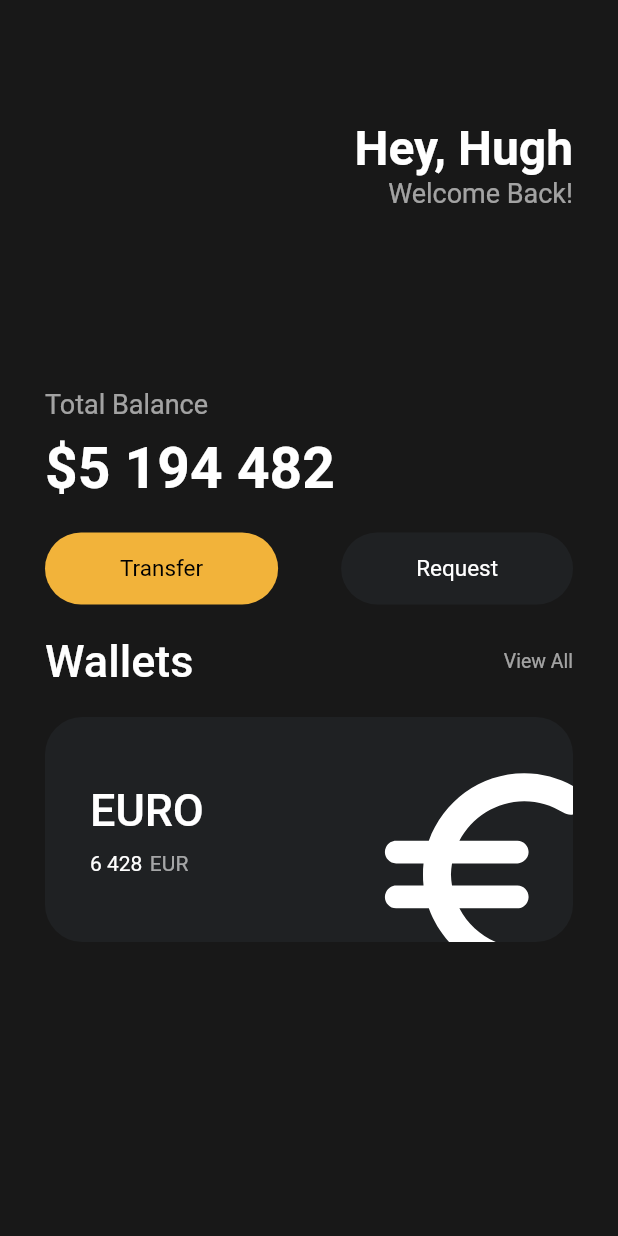
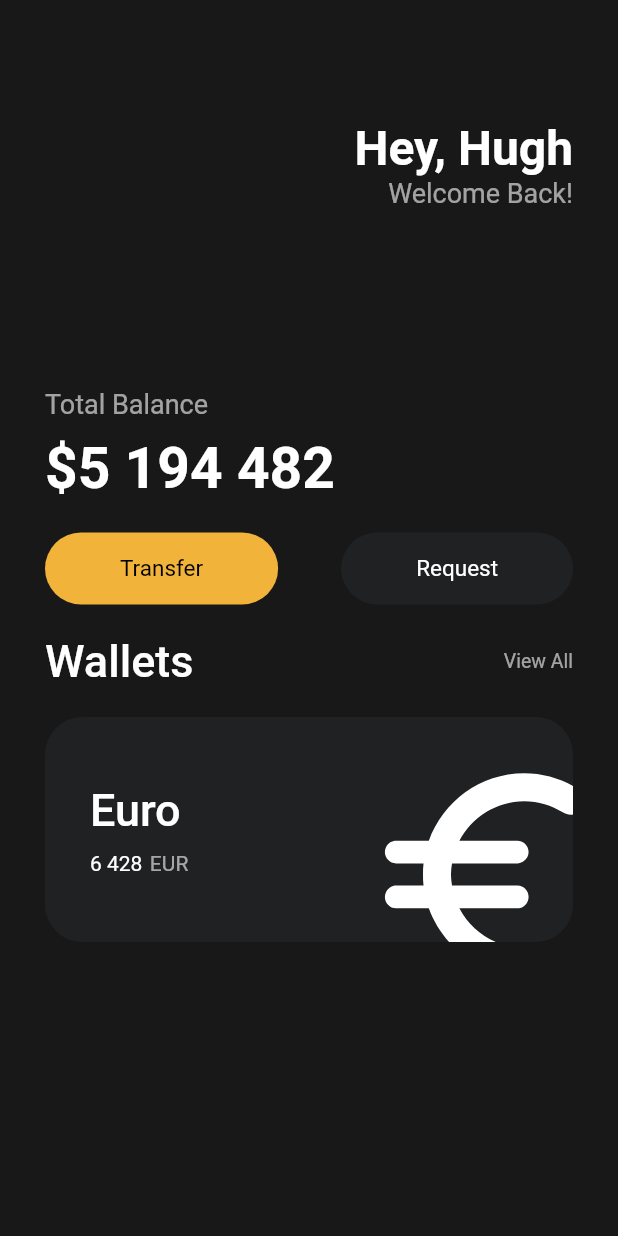
Before and after one commit to royalahn/flutter-starter, a Flutter app: the screen it shows after launch, on a phone screen of 412 x 824 dp. Run offline on Flutter 3.47's test engine with Material 2 defaults, Android fonts, the phone set to English and light mode, and no system bars.

Commit message:
Add CurrencyCard widget and use it

```diff
--- a/lib/main.dart
+++ b/lib/main.dart
@@ -1,5 +1,6 @@
 import 'package:flutter/material.dart';
 import 'package:flutter_starter/widgets/button.dart';
+import 'package:flutter_starter/widgets/currency_card.dart';
 
 void main() {
   runApp(App());
@@ -107,67 +108,12 @@ class App extends StatelessWidget {
               const SizedBox(
                 height: 20,
               ),
-              Container(
-                clipBehavior: Clip.hardEdge,
-                decoration: BoxDecoration(
-                  color: const Color(0xFF1F2123),
-                  borderRadius: BorderRadius.circular(25),
-                ),
-                child: Padding(
-                  padding: const EdgeInsets.all(30),
-                  child: Row(
-                    mainAxisAlignment: MainAxisAlignment.spaceBetween,
-                    children: [
-                      Column(
-                        crossAxisAlignment: CrossAxisAlignment.start,
-                        children: [
-                          const Text(
-                            'EURO',
-                            style: TextStyle(
-                              color: Colors.white,
-                              fontSize: 30,
-                              fontWeight: FontWeight.w500,
-                            ),
-                          ),
-                          const SizedBox(
-                            height: 10,
-                          ),
-                          Row(
-                            children: [
-                              const Text(
-                                '6 428',
-                                style: TextStyle(
-                                  color: Colors.white,
-                                ),
-                              ),
-                              const SizedBox(
-                                width: 5,
-                              ),
-                              Text(
-                                'EUR',
-                                style: TextStyle(
-                                  color: Colors.white.withOpacity(0.6),
-                                ),
-                              ),
-                            ],
-                          ),
-                        ],
-                      ),
-                      Transform.scale(
-                        scale: 2,
-                        child: Transform.translate(
-                          offset: const Offset(10, 15),
-                          child: const Icon(
-                            Icons.euro_rounded,
-                            color: Colors.white,
-                            size: 90,
-                          ),
-                        ),
-                      )
-                    ],
-                  ),
-                ),
-              ),
+              const CurrencyCard(
+                name: 'Euro',
+                amount: '6 428',
+                code: 'EUR',
+                icon: Icons.euro_rounded,
+              )
             ],
           )),
     ));
--- /dev/null
+++ b/lib/widgets/currency_card.dart
@@ -0,0 +1,79 @@
+import 'package:flutter/material.dart';
+
+class CurrencyCard extends StatelessWidget {
+  final String name, amount, code;
+  final IconData icon;
+
+  const CurrencyCard({
+    super.key,
+    required this.name,
+    required this.amount,
+    required this.code,
+    required this.icon,
+  });
+
+  @override
+  Widget build(BuildContext context) {
+    return Container(
+      clipBehavior: Clip.hardEdge,
+      decoration: BoxDecoration(
+        color: const Color(0xFF1F2123),
+        borderRadius: BorderRadius.circular(25),
+      ),
+      child: Padding(
+        padding: const EdgeInsets.all(30),
+        child: Row(
+          mainAxisAlignment: MainAxisAlignment.spaceBetween,
+          children: [
+            Column(
+              crossAxisAlignment: CrossAxisAlignment.start,
+              children: [
+                Text(
+                  name,
+                  style: const TextStyle(
+                    color: Colors.white,
+                    fontSize: 30,
+                    fontWeight: FontWeight.w500,
+                  ),
+                ),
+                const SizedBox(
+                  height: 10,
+                ),
+                Row(
+                  children: [
+                    Text(
+                      amount,
+                      style: const TextStyle(
+                        color: Colors.white,
+                      ),
+                    ),
+                    const SizedBox(
+                      width: 5,
+                    ),
+                    Text(
+                      code,
+                      style: TextStyle(
+                        color: Colors.white.withOpacity(0.6),
+                      ),
+                    ),
+                  ],
+                ),
+              ],
+            ),
+            Transform.scale(
+              scale: 2,
+              child: Transform.translate(
+                offset: const Offset(10, 15),
+                child: Icon(
+                  icon,
+                  color: Colors.white,
+                  size: 90,
+                ),
+              ),
+            ),
+          ],
+        ),
+      ),
+    );
+  }
+}
```
